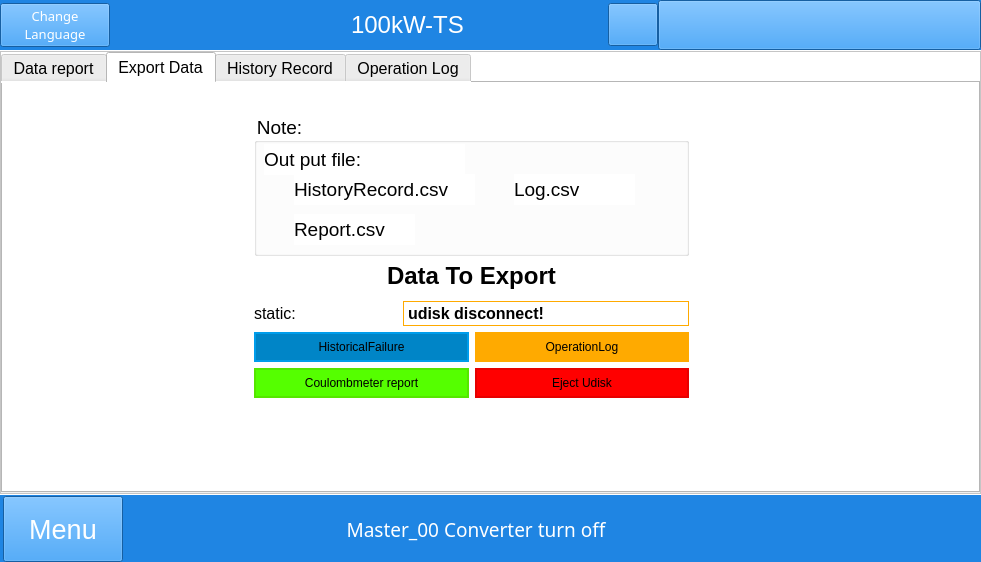
The window that mywidget.ui (megarevolpr/MWin) describes before a commit, drawn with Qt 5.
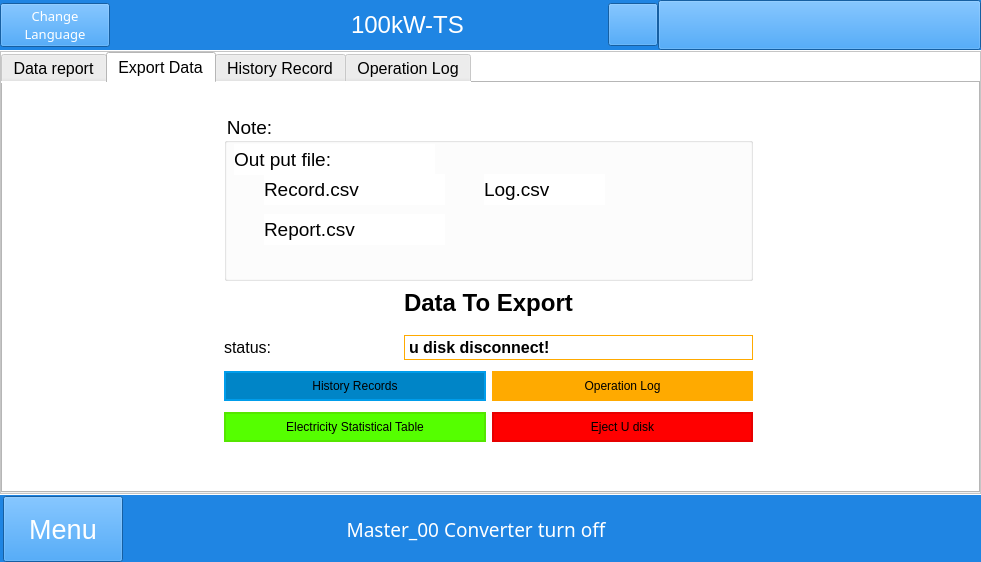
The same window after the commit. The open tabs and pages were chosen to show the change. Icons and pictures are not drawn.

Diff of the .ui file:
```diff
--- a/mywidget.ui
+++ b/mywidget.ui
@@ -7850,10 +7850,10 @@
                 <widget class="QWidget" name="layoutWidget_7">
                  <property name="geometry">
                   <rect>
-                   <x>240</x>
+                   <x>210</x>
                    <y>20</y>
-                   <width>457</width>
-                   <height>311</height>
+                   <width>551</width>
+                   <height>361</height>
                   </rect>
                  </property>
                  <layout class="QVBoxLayout" name="verticalLayout_32" stretch="1,1">
@@ -7927,7 +7927,7 @@
                       <cursorShape>ArrowCursor</cursorShape>
                      </property>
                      <property name="text">
-                      <string>HistoryRecord.csv</string>
+                      <string>Record.csv</string>
                      </property>
                     </widget>
                     <widget class="QLabel" name="label_35">
@@ -7935,7 +7935,7 @@
                       <rect>
                        <x>40</x>
                        <y>100</y>
-                       <width>121</width>
+                       <width>181</width>
                        <height>31</height>
                       </rect>
                      </property>
@@ -8032,7 +8032,7 @@
                            </font>
                           </property>
                           <property name="text">
-                           <string>static:</string>
+                           <string>status:</string>
                           </property>
                          </widget>
                         </item>
@@ -8073,7 +8073,7 @@
 border-color: rgb(255, 170, 0);</string>
                           </property>
                           <property name="text">
-                           <string>udisk disconnect!</string>
+                           <string>u disk disconnect!</string>
                           </property>
                          </widget>
                         </item>
@@ -8107,7 +8107,7 @@
 </string>
                           </property>
                           <property name="text">
-                           <string>HistoricalFailure</string>
+                           <string>History Records</string>
                           </property>
                          </widget>
                         </item>
@@ -8130,7 +8130,7 @@
 border-color: rgb(255, 170, 0);</string>
                           </property>
                           <property name="text">
-                           <string>OperationLog</string>
+                           <string>Operation Log</string>
                           </property>
                          </widget>
                         </item>
@@ -8168,7 +8168,7 @@
 background-color: rgb(85, 255, 0);</string>
                           </property>
                           <property name="text">
-                           <string>Coulombmeter report</string>
+                           <string>Electricity Statistical Table</string>
                           </property>
                          </widget>
                         </item>
@@ -8197,7 +8197,7 @@
 background-color: rgb(255, 0, 0);</string>
                           </property>
                           <property name="text">
-                           <string>Eject Udisk</string>
+                           <string>Eject U disk</string>
                           </property>
                          </widget>
                         </item>
```
Left out of the diff: 2 changed lines with no effect on the pictures.
